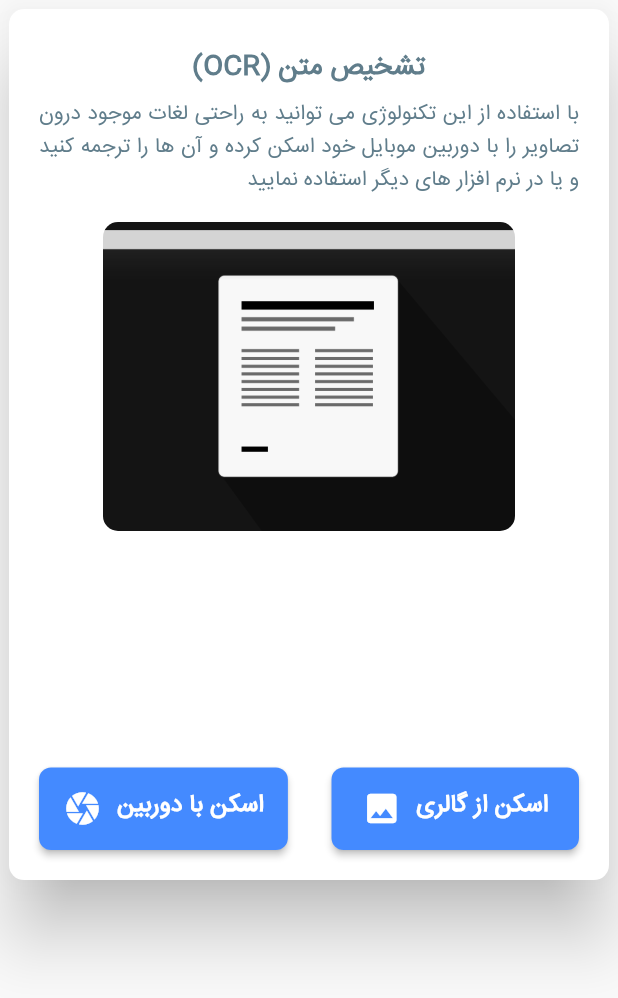
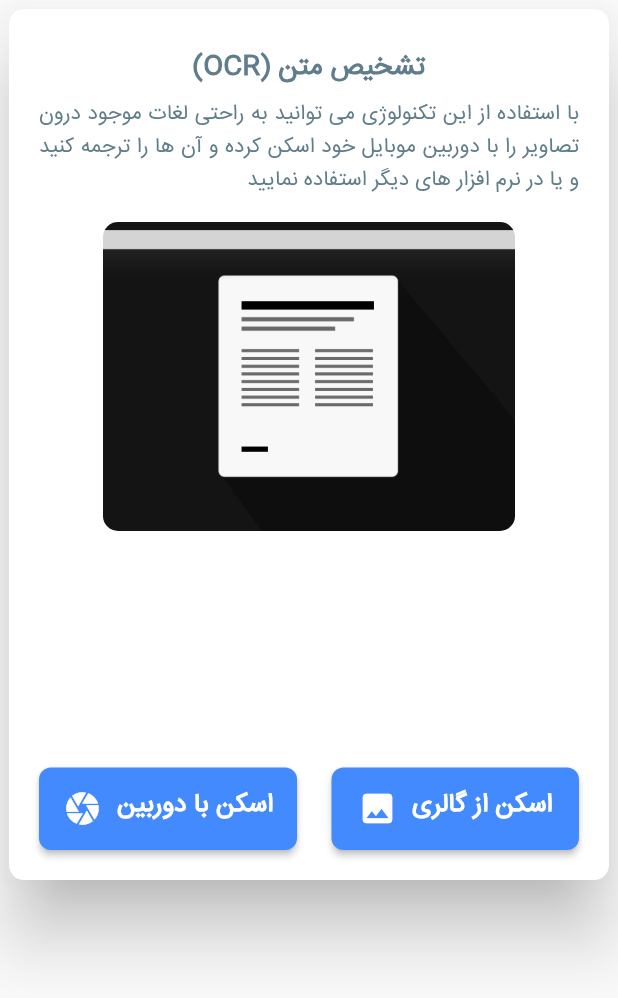
Before and after one commit to sajjadabbasi1383/Voice-Translation, a Flutter app: the ScanScreen screen opened directly, on a phone screen of 412 x 824 dp. Shown: the top 998 px of the screen. Run offline on Flutter 3.47's test engine with Material 2 defaults, Android fonts, the phone set to English and light mode, and no system bars; our stand-ins replace avatar_glow, flutter_spinkit, image_picker, speech_to_text; missing offline and left inert: google_ml_kit, text_to_speech, translator.

```diff
--- /dev/null
+++ b/lib/constant/styles.dart
@@ -0,0 +1,32 @@
+import 'package:flutter/material.dart';
+class MyStyle{
+  static const tabStyle = TextStyle(
+      fontSize: 15,
+      color: Colors.blueGrey,
+      fontWeight: FontWeight.bold,
+      fontFamily: 'irs');
+
+  static const buttonStyle = TextStyle(
+      fontSize: 17,
+      color: Colors.white,
+      fontWeight: FontWeight.bold,
+      fontFamily: 'irs');
+
+  static const titleStyle = TextStyle(
+      fontSize: 18,
+      color: Colors.blueGrey,
+      fontWeight: FontWeight.bold,
+      fontFamily: 'irs');
+
+  static const subTitleStyle = TextStyle(
+      fontSize: 14,
+      color: Colors.blueGrey,
+      fontWeight: FontWeight.normal,
+      fontFamily: 'irs');
+
+  static const translatedStyle = TextStyle(
+      fontSize: 14,
+      color: Colors.green,
+      fontWeight: FontWeight.bold,
+      fontFamily: 'irs');
+}
--- a/lib/main.dart
+++ b/lib/main.dart
@@ -1,7 +1,8 @@
 
 import 'package:flutter/material.dart';
-import 'package:voice_translation/splash_screen.dart';
 import 'package:flutter_localizations/flutter_localizations.dart';
+
+import 'view/splash_screen.dart';
 
 void main(){
   runApp(MyApp());
--- a/lib/scan_screen.dart
+++ b/lib/view/scan_screen.dart
@@ -4,7 +4,9 @@ import 'package:flutter/material.dart';
 import 'package:image_picker/image_picker.dart';
 import 'package:google_ml_kit/google_ml_kit.dart';
 import 'package:flutter_spinkit/flutter_spinkit.dart';
-import 'package:voice_translation/api/translation_api.dart';
+import 'package:voice_translation/constant/styles.dart';
+
+import '../controller/translation_api.dart';
 
 
 class ScanScreen extends StatefulWidget {
@@ -15,29 +17,6 @@ class ScanScreen extends StatefulWidget {
 }
 
 class _ScanScreenState extends State<ScanScreen> {
-  static const titleStyle = TextStyle(
-      fontSize: 18,
-      color: Colors.blueGrey,
-      fontWeight: FontWeight.bold,
-      fontFamily: 'irs');
-
-  static const subTitleStyle = TextStyle(
-      fontSize: 14,
-      color: Colors.blueGrey,
-      fontWeight: FontWeight.normal,
-      fontFamily: 'irs');
-
-  static const buttonStyle = TextStyle(
-      fontSize: 16,
-      color: Colors.white,
-      fontWeight: FontWeight.bold,
-      fontFamily: 'irs');
-
-  static const translatedStyle = TextStyle(
-      fontSize: 14,
-      color: Colors.green,
-      fontWeight: FontWeight.bold,
-      fontFamily: 'irs');
 
   bool textScanning = false;
   String scannedText = "";
@@ -68,14 +47,14 @@ class _ScanScreenState extends State<ScanScreen> {
                       const SizedBox(
                         height: 7,
                       ),
-                      const Text("تشخیص متن (OCR)", style: titleStyle),
+                      const Text("تشخیص متن (OCR)", style: MyStyle.titleStyle),
                       const SizedBox(
                         height: 5,
                       ),
                       imageFile == null
                           ? const Text(
                               "با استفاده از این تکنولوژی می توانید به راحتی لغات موجود درون تصاویر را با دوربین موبایل خود اسکن کرده و آن ها را ترجمه کنید و یا در نرم افزار های دیگر استفاده نمایید",
-                              style: subTitleStyle,
+                              style: MyStyle.subTitleStyle,
                               textAlign: TextAlign.justify)
                           : const SizedBox.shrink(),
                       const SizedBox(
@@ -100,8 +79,8 @@ class _ScanScreenState extends State<ScanScreen> {
                       ),
 
                       textScanning?
-                      const Padding(
-                        padding: EdgeInsets.fromLTRB(10,50,10,30),
+                       Padding(
+                        padding: EdgeInsets.fromLTRB(10,MediaQuery.sizeOf(context).height / 10,10,MediaQuery.sizeOf(context).height / 10),
                         child: SpinKitPouringHourGlassRefined(
                           color: Color.fromRGBO(0, 95, 186, 1),
                           size: 45,
@@ -121,8 +100,8 @@ class _ScanScreenState extends State<ScanScreen> {
                             child: Column(
                               mainAxisAlignment: MainAxisAlignment.spaceEvenly,
                               children: [
-                                Text(scannedText,maxLines: 50,overflow: TextOverflow.ellipsis,textAlign: TextAlign.justify,style: subTitleStyle,),
-                                Text(translatedText,maxLines: 50,overflow: TextOverflow.ellipsis,textAlign: TextAlign.justify,style: translatedStyle,textDirection: TextDirection.rtl,),
+                                Text(scannedText,maxLines: 50,overflow: TextOverflow.ellipsis,textAlign: TextAlign.justify,style: MyStyle.subTitleStyle,),
+                                Text(translatedText,maxLines: 50,overflow: TextOverflow.ellipsis,textAlign: TextAlign.justify,style: MyStyle.translatedStyle,textDirection: TextDirection.rtl,),
                               ],
                             ),
                           ),
@@ -147,7 +126,7 @@ class _ScanScreenState extends State<ScanScreen> {
                               children: [
                                 Text(
                                   "اسکن از گالری",
-                                  style: buttonStyle,
+                                  style: MyStyle.buttonStyle,
                                 ),
                                 SizedBox(
                                   width: 10,
@@ -173,7 +152,7 @@ class _ScanScreenState extends State<ScanScreen> {
                               children: [
                                 Text(
                                   "اسکن با دوربین",
-                                  style: buttonStyle,
+                                  style: MyStyle.buttonStyle,
                                 ),
                                 SizedBox(
                                   width: 10,
```
Also changed, not shown: lib/view/home_screen.dart (renamed from lib/home_screen.dart, +14 -22 lines), lib/view/main_screen.dart (renamed from lib/main_screen.dart, +4 -3 lines), lib/controller/translation_api.dart (renamed from lib/api/translation_api.dart), lib/controller/translation_lang_code.dart (renamed from lib/api/translation_lang_code.dart), lib/view/splash_screen.dart (renamed from lib/splash_screen.dart).
